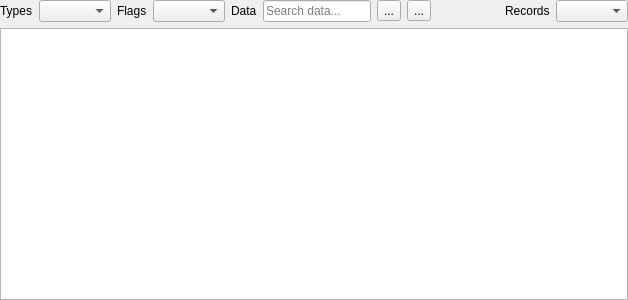
The window that src/page/panels/outputpanels/datarecords/datarecordsview.ui (x-tools-author/x-tools) describes before a commit, drawn with Qt 5.
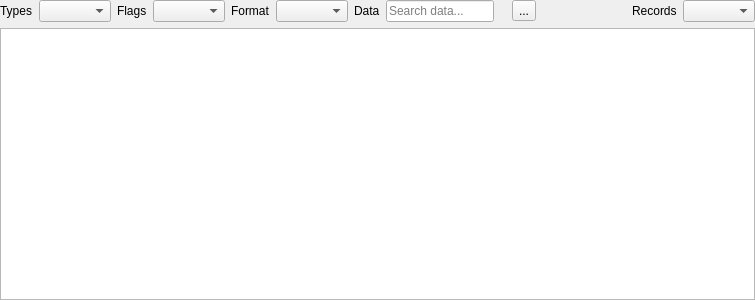
The same window after the commit.

```diff
--- a/src/page/panels/outputpanels/datarecords/datarecordsview.ui
+++ b/src/page/panels/outputpanels/datarecords/datarecordsview.ui
@@ -6,7 +6,7 @@
    <rect>
     <x>0</x>
     <y>0</y>
-    <width>628</width>
+    <width>755</width>
     <height>300</height>
    </rect>
   </property>
@@ -26,24 +26,14 @@
    <property name="bottomMargin">
     <number>0</number>
    </property>
-   <item row="1" column="0" colspan="11">
-    <widget class="QTableView" name="tableView"/>
-   </item>
-   <item row="0" column="6">
-    <widget class="QToolButton" name="toolButtonSearch">
+   <item row="0" column="4">
+    <widget class="QLabel" name="label_5">
      <property name="text">
-      <string>...</string>
+      <string>Format</string>
      </property>
     </widget>
    </item>
-   <item row="0" column="2">
-    <widget class="QLabel" name="label">
-     <property name="text">
-      <string>Flags</string>
-     </property>
-    </widget>
-   </item>
-   <item row="0" column="5">
+   <item row="0" column="7">
     <widget class="QLineEdit" name="lineEditData">
      <property name="placeholderText">
       <string>Search data...</string>
@@ -53,36 +43,13 @@
      </property>
     </widget>
    </item>
-   <item row="0" column="7">
-    <widget class="QToolButton" name="toolButtonClear">
-     <property name="text">
-      <string>...</string>
-     </property>
-    </widget>
-   </item>
-   <item row="0" column="4">
-    <widget class="QLabel" name="label_2">
-     <property name="text">
-      <string>Data</string>
-     </property>
-    </widget>
-   </item>
-   <item row="0" column="10">
-    <widget class="QComboBox" name="comboBoxRecords"/>
-   </item>
-   <item row="0" column="3">
-    <widget class="QComboBox" name="comboBoxFlags"/>
-   </item>
-   <item row="0" column="9">
+   <item row="0" column="12">
     <widget class="QLabel" name="label_4">
      <property name="text">
       <string>Records</string>
      </property>
     </widget>
    </item>
-   <item row="0" column="1">
-    <widget class="QComboBox" name="comboBoxTypes"/>
-   </item>
    <item row="0" column="0">
     <widget class="QLabel" name="label_3">
      <property name="text">
@@ -90,7 +57,31 @@
      </property>
     </widget>
    </item>
-   <item row="0" column="8">
+   <item row="0" column="2">
+    <widget class="QLabel" name="label">
+     <property name="text">
+      <string>Flags</string>
+     </property>
+    </widget>
+   </item>
+   <item row="1" column="0" colspan="14">
+    <widget class="QTableView" name="tableView"/>
+   </item>
+   <item row="0" column="3">
+    <widget class="QComboBox" name="comboBoxFlags">
+     <property name="sizeAdjustPolicy">
+      <enum>QComboBox::SizeAdjustPolicy::AdjustToContents</enum>
+     </property>
+    </widget>
+   </item>
+   <item row="0" column="13">
+    <widget class="QComboBox" name="comboBoxRecords">
+     <property name="sizeAdjustPolicy">
+      <enum>QComboBox::SizeAdjustPolicy::AdjustToContents</enum>
+     </property>
+    </widget>
+   </item>
+   <item row="0" column="11">
     <spacer name="horizontalSpacer">
      <property name="orientation">
       <enum>Qt::Orientation::Horizontal</enum>
@@ -103,6 +94,34 @@
      </property>
     </spacer>
    </item>
+   <item row="0" column="1">
+    <widget class="QComboBox" name="comboBoxTypes">
+     <property name="sizeAdjustPolicy">
+      <enum>QComboBox::SizeAdjustPolicy::AdjustToContents</enum>
+     </property>
+    </widget>
+   </item>
+   <item row="0" column="10">
+    <widget class="QToolButton" name="toolButtonClear">
+     <property name="text">
+      <string>...</string>
+     </property>
+    </widget>
+   </item>
+   <item row="0" column="6">
+    <widget class="QLabel" name="label_2">
+     <property name="text">
+      <string>Data</string>
+     </property>
+    </widget>
+   </item>
+   <item row="0" column="5">
+    <widget class="QComboBox" name="comboBoxFormats">
+     <property name="sizeAdjustPolicy">
+      <enum>QComboBox::SizeAdjustPolicy::AdjustToContents</enum>
+     </property>
+    </widget>
+   </item>
   </layout>
  </widget>
  <resources/>
```
